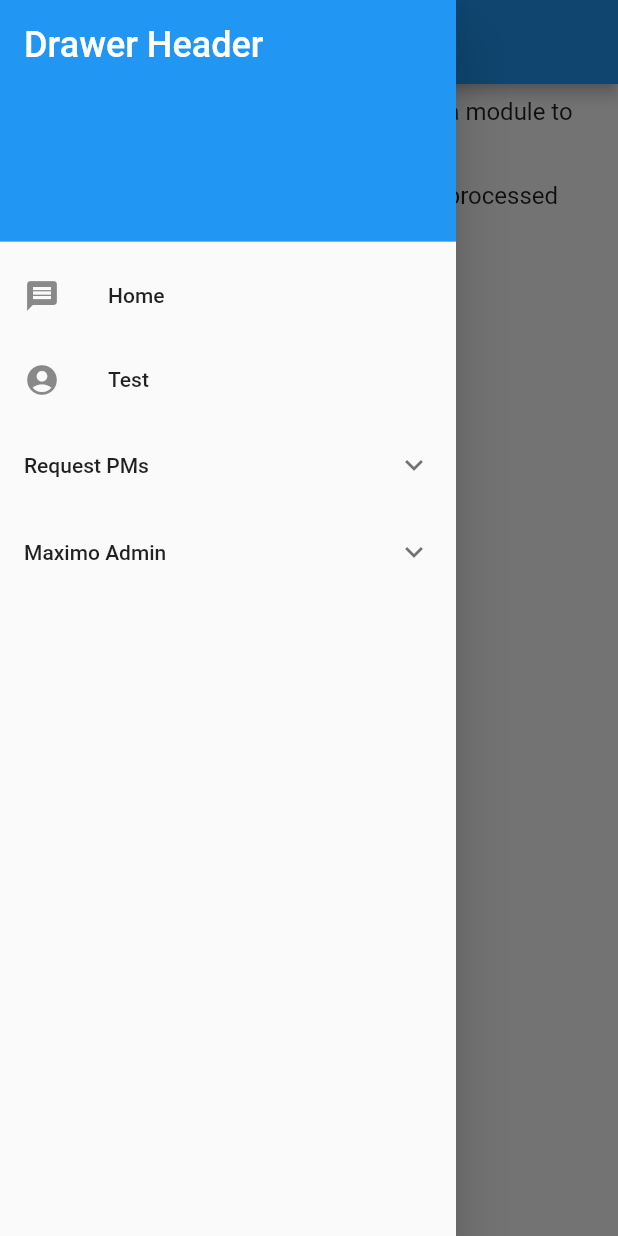
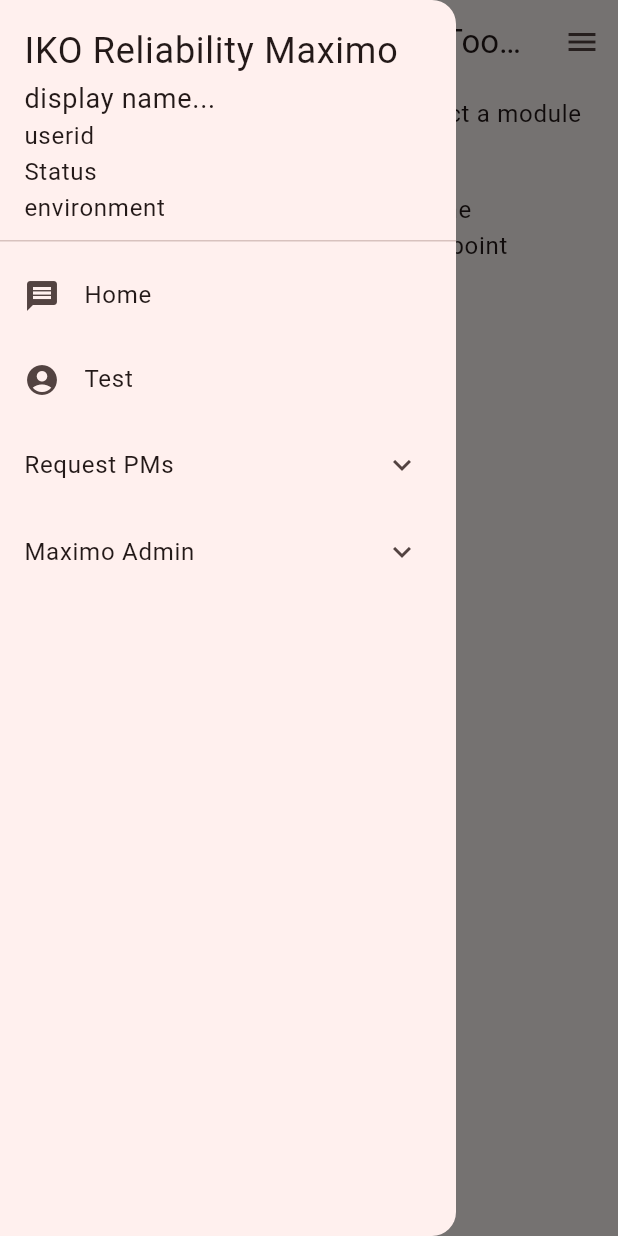
Before and after one commit to jonathanmajh/iko_reliability, a Flutter app: the screen it shows after launch, with the side drawer open, on a phone screen of 412 x 824 dp. Run offline on Flutter 3.47's test engine with Material 2 defaults, Android fonts, the phone set to English and light mode, and no system bars; our stand-ins replace auto_route, csv, drift, dropdown_search, file_picker, hive and 1 more; missing offline and left inert: flutter_simple_treeview, pluto_grid, spreadsheet_decoder; accounts and stored records are empty; generated files the repository leaves out were written again.

Commit message:
common drawer, basic error handling, MD3, new jobplan cache

```diff
--- a/lib/admin/observation_list_storage.dart
+++ b/lib/admin/observation_list_storage.dart
@@ -105,5 +105,9 @@ void loadObservationList() async {
 
 ObservationList getObservation(String meterCode) {
   final box = Hive.box('observationList');
-  return box.get(meterCode.substring(0, meterCode.length - 2));
+  final meter = box.get(meterCode.substring(0, meterCode.length - 2));
+  if (meter == null) {
+    throw Exception('Meter "$meterCode" cannot be found');
+  }
+  return meter;
 }
--- a/lib/main.dart
+++ b/lib/main.dart
@@ -6,6 +6,7 @@ import 'package:provider/provider.dart';
 
 import 'admin/asset_storage.dart';
 import 'admin/db_drift.dart';
+import 'admin/end_drawer.dart';
 import 'admin/observation_list_storage.dart';
 import 'admin/template_notifier.dart';
 
@@ -56,29 +57,23 @@ class MyApp extends StatelessWidget {
           routeInformationParser: _appRouter.defaultRouteParser(),
           title: 'Flutter Demo',
           theme: ThemeData(
-            // This is the theme of your application.
-            //
-            // Try running your application with "flutter run". You'll see the
-            // application has a blue toolbar. Then, without quitting the app, try
-            // changing the primarySwatch below to Colors.green and then invoke
-            // "hot reload" (press "r" in the console where you ran "flutter run",
-            // or simply save your changes to "hot reload" in a Flutter IDE).
-            // Notice that the counter didn't reset back to zero; the application
-            // is not restarted.
-            primarySwatch: Colors.blue,
-          ),
+              useMaterial3: true,
+              // primarySwatch: Colors.red,
+              colorSchemeSeed: const Color(0xFFFF0000)),
+          darkTheme: ThemeData.dark().copyWith(useMaterial3: true),
+          themeMode: ThemeMode.system,
         ));
   }
 }
 
-class GHFlutter extends StatefulWidget {
-  const GHFlutter({Key? key}) : super(key: key);
+class HomePage extends StatefulWidget {
+  const HomePage({Key? key}) : super(key: key);
 
   @override
-  State<GHFlutter> createState() => _GHFlutterState();
+  State<HomePage> createState() => _HomePageState();
 }
 
-class _GHFlutterState extends State<GHFlutter> {
+class _HomePageState extends State<HomePage> {
   @override
   void initState() {
     super.initState();
@@ -88,24 +83,36 @@ class _GHFlutterState extends State<GHFlutter> {
   Widget build(BuildContext context) {
     return Scaffold(
         appBar: AppBar(
-          title: const Text("app title"),
+          title: const Text("IKO Reliability Maximo Tool (beta)"),
         ),
         drawer: Drawer(
           child: ListView(
             padding: EdgeInsets.zero,
             children: <Widget>[
-              const DrawerHeader(
-                decoration: BoxDecoration(
-                  color: Colors.blue,
-                ),
-                child: Text(
-                  'Drawer Header',
-                  style: TextStyle(
-                    color: Colors.white,
-                    fontSize: 24,
+              DrawerHeader(
+                  child: Column(
+                mainAxisAlignment: MainAxisAlignment.start,
+                crossAxisAlignment: CrossAxisAlignment.start,
+                children: const [
+                  Text(
+                    'IKO Reliability Maximo',
+                    style: TextStyle(
+                      // color: Colors.white,
+                      fontSize: 24,
+                    ),
                   ),
-                ),
-              ),
+                  Text(
+                    'display name...',
+                    style: TextStyle(
+                      // color: Colors.white,
+                      fontSize: 18,
+                    ),
+                  ),
+                  Text('userid'),
+                  Text('Status'),
+                  Text('environment'),
+                ],
+              )),
               const ListTile(
                 leading: Icon(Icons.message),
                 title: Text('Home'),
@@ -179,6 +186,7 @@ class _GHFlutterState extends State<GHFlutter> {
             title: Text(
                 'For Asset Criticality Generator, save the processed breakdown data into sharepoint'),
           )
-        ]));
+        ]),
+        endDrawer: const EndDrawer());
   }
 }
--- a/lib/routes/route.dart
+++ b/lib/routes/route.dart
@@ -9,7 +9,7 @@ import '../test/test.dart';
 @MaterialAutoRouter(
   replaceInRouteName: 'Page,Route',
   routes: <AutoRoute>[
-    AutoRoute(path: "/", page: GHFlutter, initial: true),
+    AutoRoute(path: "/", page: HomePage, initial: true),
     AutoRoute(path: "/test", page: MyTestPage),
     // AutoRoute(path: "/readbook", page: EpubPage),
     AutoRoute(path: "/asset", page: AssetPage),
```
Also changed, not shown: lib/admin/end_drawer.dart (added, +73 -0 lines), lib/admin/generate_uploads.dart (+14 -3 lines), lib/admin/pm_check.dart (+40 -95 lines), lib/admin/pm_details.dart (+85 -17 lines), lib/admin/pm_widgets.dart (+16 -7 lines), lib/admin/template_notifier.dart (+32 -8 lines), lib/admin/upload_maximo.dart (+16 -6 lines), lib/routes/route.gr.dart.
